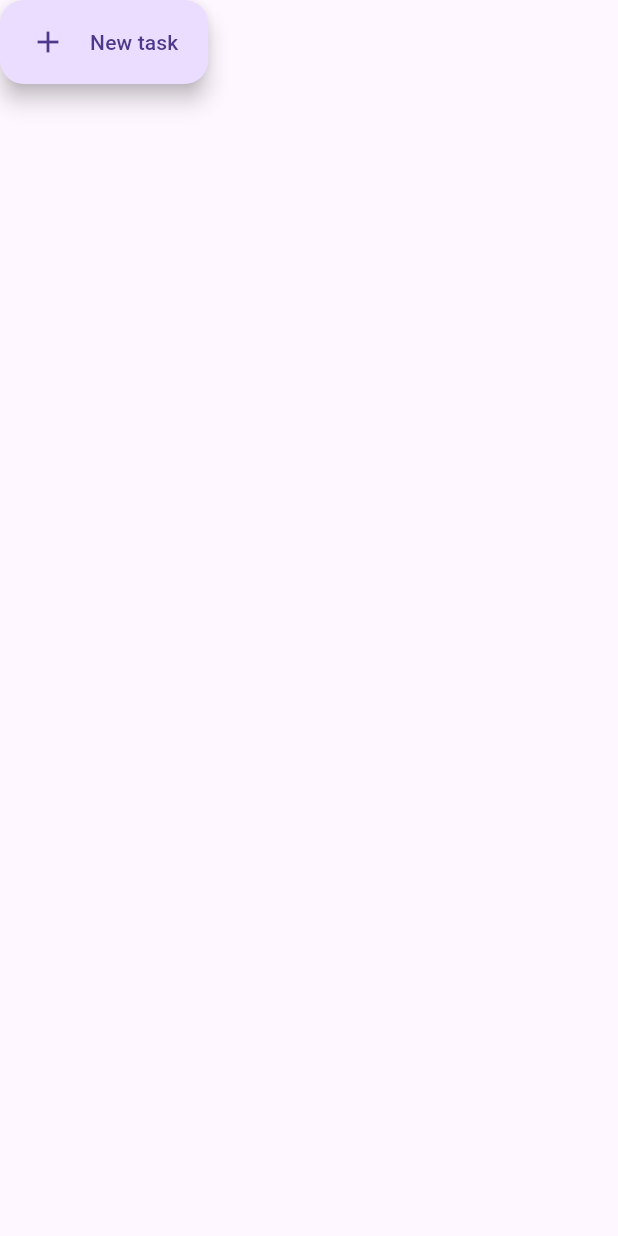
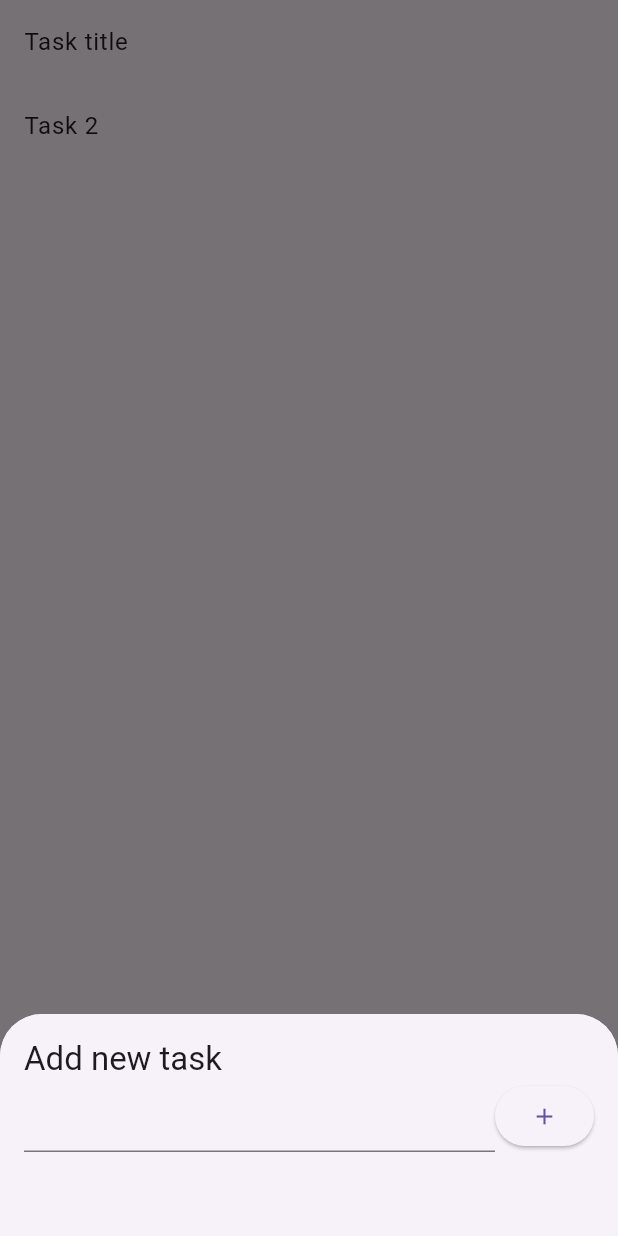
Before and after one commit to wojtekbakun/just_plan_it, a Flutter app: the screen it shows after launch, after a tap on "New task", on a phone screen of 412 x 824 dp. Run offline on Flutter 3.47's test engine with Material 3 defaults, Android fonts, the phone set to English and light mode, and no system bars.

Commit message:
user can add tasks

```diff
--- /dev/null
+++ b/lib/features/home_page/presentation/pages/home_page.dart
@@ -0,0 +1,26 @@
+import 'package:flutter/material.dart';
+import 'package:just_plan_it/features/home_page/presentation/widgets/new_task_button.dart';
+import 'package:just_plan_it/features/new_task/providers/task_provider.dart';
+import 'package:provider/provider.dart';
+
+class HomePage extends StatelessWidget {
+  const HomePage({super.key});
+
+  @override
+  Widget build(BuildContext context) {
+    return Scaffold(
+      floatingActionButton: const NewTaskButton(),
+      body: SafeArea(
+        child: Consumer<TaskProvider>(
+          builder: (context, taskProvider, _) => ListView.builder(
+              itemCount: taskProvider.tasks.length,
+              itemBuilder: (context, index) {
+                return ListTile(
+                  title: Text('Task ${taskProvider.tasks[index].title}'),
+                );
+              }),
+        ),
+      ),
+    );
+  }
+}
--- a/lib/functions/home_page/presentation/new_task_button.dart
+++ b/lib/features/home_page/presentation/widgets/new_task_button.dart
@@ -1,4 +1,5 @@
 import 'package:flutter/material.dart';
+import 'package:just_plan_it/features/new_task/presentation/widgets/new_task_bottom_sheet.dart';
 
 class NewTaskButton extends StatelessWidget {
   const NewTaskButton({super.key});
@@ -6,8 +7,12 @@ class NewTaskButton extends StatelessWidget {
   @override
   Widget build(BuildContext context) {
     return FloatingActionButton.extended(
-      tooltip: 'Add new task',
-      onPressed: () {},
+      onPressed: () => showModalBottomSheet(
+        context: context,
+        builder: (BuildContext context) {
+          return const NewTaskBottomSheet();
+        },
+      ),
       label: const Row(
         children: [
           Icon(
--- /dev/null
+++ b/lib/features/new_task/controllers/task_controller.dart
@@ -0,0 +1,11 @@
+import 'package:just_plan_it/features/new_task/providers/task_provider.dart';
+import 'package:just_plan_it/models/task_model.dart';
+
+class TaskController {
+  final TaskProvider _taskProvider;
+  TaskController(this._taskProvider);
+
+  void addTask(TaskModel task) {
+    _taskProvider.addTask(task);
+  }
+}
--- /dev/null
+++ b/lib/features/new_task/presentation/widgets/new_task_bottom_sheet.dart
@@ -0,0 +1,69 @@
+import 'package:flutter/material.dart';
+import 'package:just_plan_it/features/new_task/controllers/task_controller.dart';
+import 'package:just_plan_it/features/new_task/providers/task_provider.dart';
+import 'package:just_plan_it/models/task_model.dart';
+import 'package:provider/provider.dart';
+
+class NewTaskBottomSheet extends StatefulWidget {
+  const NewTaskBottomSheet({super.key});
+
+  @override
+  State<NewTaskBottomSheet> createState() => _NewTaskBottomSheetState();
+}
+
+class _NewTaskBottomSheetState extends State<NewTaskBottomSheet> {
+  final TextEditingController _controller = TextEditingController();
+
+  @override
+  void dispose() {
+    _controller.dispose();
+    super.dispose();
+  }
+
+  @override
+  Widget build(BuildContext context) {
+    return BottomSheet(
+        onClosing: () {},
+        builder: (BuildContext context) {
+          return Padding(
+            padding: const EdgeInsets.all(16.0),
+            child: Column(
+              mainAxisAlignment: MainAxisAlignment.start,
+              crossAxisAlignment: CrossAxisAlignment.start,
+              mainAxisSize: MainAxisSize.min,
+              children: [
+                Text(
+                  'Add new task',
+                  style: Theme.of(context).textTheme.titleLarge,
+                ),
+                Row(
+                  children: [
+                    Expanded(
+                      child: TextField(
+                        controller: _controller,
+                      ),
+                    ),
+                    ElevatedButton(
+                      onPressed: () {
+                        final taskProvider =
+                            Provider.of<TaskProvider>(context, listen: false);
+                        TaskController(taskProvider).addTask(
+                          TaskModel(title: _controller.text),
+                        );
+                        Navigator.of(context).pop();
+                      },
+                      child: const Icon(
+                        Icons.add,
+                      ),
+                    )
+                  ],
+                ),
+                const SizedBox(
+                  height: 40.0,
+                ),
+              ],
+            ),
+          );
+        });
+  }
+}
--- /dev/null
+++ b/lib/features/new_task/providers/task_provider.dart
@@ -0,0 +1,14 @@
+import 'package:flutter/material.dart';
+import 'package:just_plan_it/models/task_model.dart';
+
+class TaskProvider extends ChangeNotifier {
+  List<TaskModel> _tasks = [TaskModel(title: 'title'), TaskModel(title: '2')];
+  List<TaskModel> get tasks => _tasks;
+
+  void addTask(TaskModel task) {
+    _tasks.add(task);
+    debugPrint('Task added: ${task.title}');
+    debugPrint('Total tasks: ${_tasks.length}');
+    notifyListeners();
+  }
+}
--- /dev/null
+++ b/lib/features/new_task/repositories/task_repository.dart
@@ -0,0 +1,8 @@
+import 'package:just_plan_it/features/new_task/providers/task_provider.dart';
+import 'package:just_plan_it/models/task_model.dart';
+
+class TaskRepository {
+  void addTask(TaskModel task) {
+    TaskProvider().addTask(task);
+  }
+}
--- a/lib/functions/home_page/presentation/pages/home_page.dart
+++ /dev/null
@@ -1,19 +0,0 @@
-import 'package:flutter/material.dart';
-import 'package:just_plan_it/functions/home_page/presentation/new_task_button.dart';
-
-class HomePage extends StatelessWidget {
-  const HomePage({super.key});
-
-  @override
-  Widget build(BuildContext context) {
-    return const Scaffold(
-      body: SafeArea(
-        child: Stack(
-          children: [
-            NewTaskButton(),
-          ],
-        ),
-      ),
-    );
-  }
-}
--- a/lib/main.dart
+++ b/lib/main.dart
@@ -1,8 +1,15 @@
 import 'package:flutter/material.dart';
-import 'package:just_plan_it/functions/home_page/presentation/pages/home_page.dart';
+import 'package:just_plan_it/features/home_page/presentation/pages/home_page.dart';
+import 'package:just_plan_it/features/new_task/providers/task_provider.dart';
+import 'package:provider/provider.dart';
 
 void main() {
-  runApp(const MainApp());
+  runApp(
+    ChangeNotifierProvider(
+      create: (BuildContext context) => TaskProvider(),
+      child: const MainApp(),
+    ),
+  );
 }
 
 class MainApp extends StatelessWidget {
--- /dev/null
+++ b/lib/models/task_model.dart
@@ -0,0 +1,13 @@
+class TaskModel {
+  //attributes
+  String title;
+  bool isDone;
+
+  //constructor
+  TaskModel({required this.title, this.isDone = false});
+
+  //methods
+  void toggleDone() {
+    isDone = !isDone;
+  }
+}
--- a/pubspec.yaml
+++ b/pubspec.yaml
@@ -9,6 +9,8 @@ environment:
 dependencies:
   flutter:
     sdk: flutter
+  provider: ^6.1.2
+  shared_preferences: ^2.3.2
 
 dev_dependencies:
   flutter_test:
```
Also changed, not shown: pubspec.lock, 7 other files.
